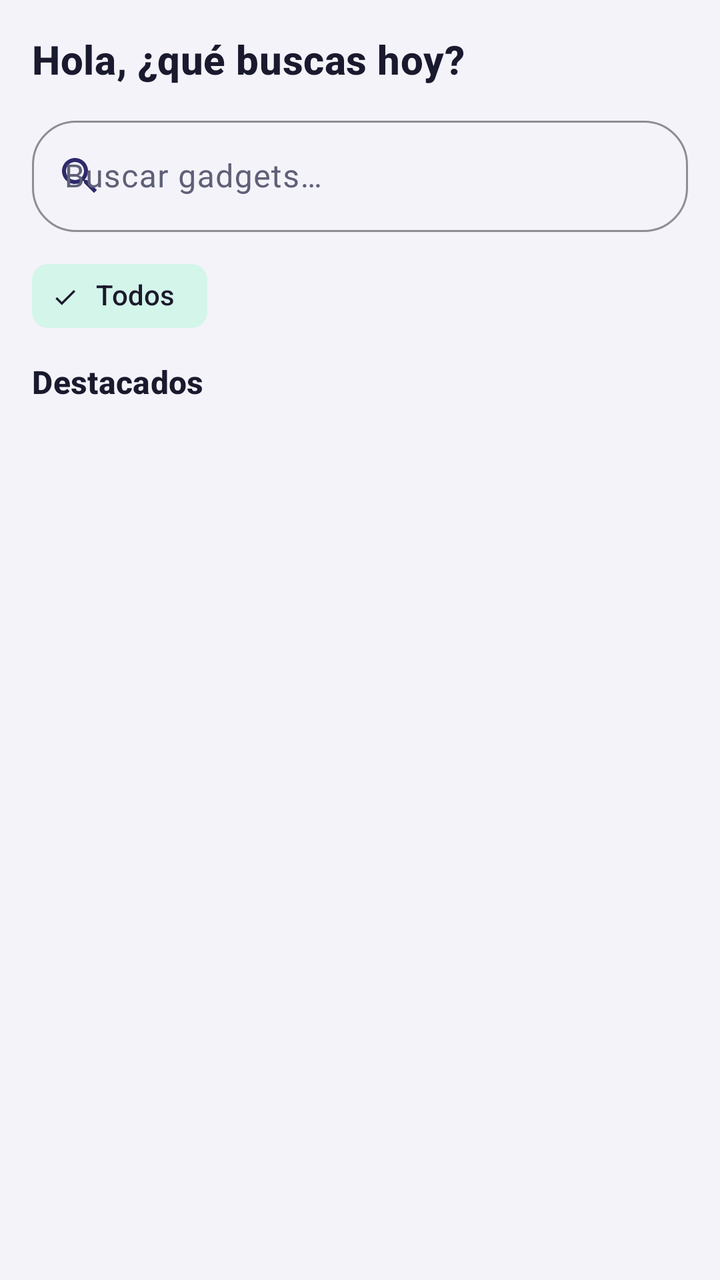
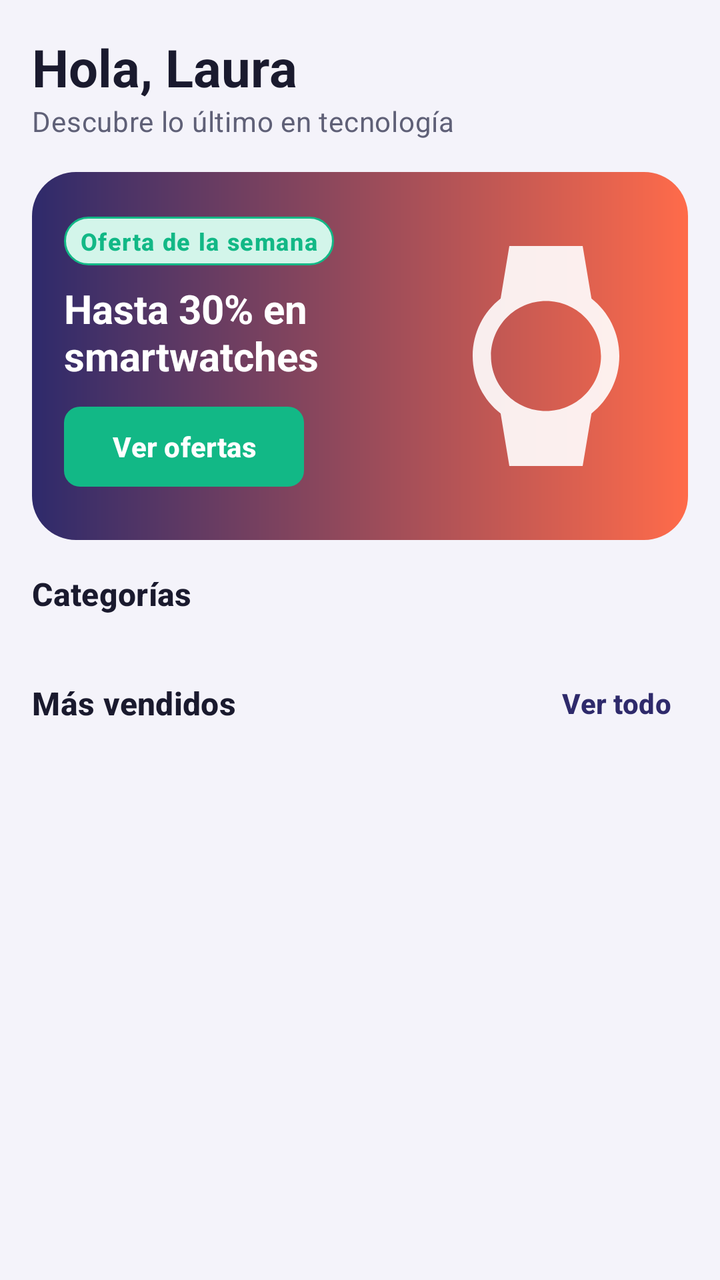

An Android layout rendered at two revisions. The XML below is the earlier revision; the diff shows what the commit changed to produce the second picture.
<!-- AndroidManifest.xml: application theme Theme.TechNova -->
<!-- res/layout/fragment_buyer_home.xml -->
<?xml version="1.0" encoding="utf-8"?>
<LinearLayout xmlns:android="http://schemas.android.com/apk/res/android"
    xmlns:app="http://schemas.android.com/apk/res-auto"
    android:layout_width="match_parent"
    android:layout_height="match_parent"
    android:orientation="vertical">

    <TextView
        style="@style/Text.TechNova.Title"
        android:layout_width="wrap_content"
        android:layout_height="wrap_content"
        android:layout_marginStart="@dimen/space_l"
        android:layout_marginTop="@dimen/space_l"
        android:text="@string/buyer_title" />

    <com.google.android.material.textfield.TextInputLayout
        android:id="@+id/tilSearch"
        android:layout_width="match_parent"
        android:layout_height="wrap_content"
        android:layout_marginStart="@dimen/space_l"
        android:layout_marginTop="@dimen/space_m"
        android:layout_marginEnd="@dimen/space_l"
        android:hint="@string/hint_search"
        app:boxCornerRadiusBottomEnd="@dimen/radius_l"
        app:boxCornerRadiusBottomStart="@dimen/radius_l"
        app:boxCornerRadiusTopEnd="@dimen/radius_l"
        app:boxCornerRadiusTopStart="@dimen/radius_l"
        app:endIconMode="clear_text"
        app:startIconDrawable="@drawable/ic_search"
        app:startIconTint="@color/tn_indigo">

        <com.google.android.material.textfield.TextInputEditText
            android:id="@+id/etSearch"
            android:layout_width="match_parent"
            android:layout_height="wrap_content"
            android:imeOptions="actionSearch"
            android:inputType="text" />
    </com.google.android.material.textfield.TextInputLayout>

    <HorizontalScrollView
        android:layout_width="match_parent"
        android:layout_height="wrap_content"
        android:layout_marginTop="@dimen/space_s"
        android:paddingStart="@dimen/space_l"
        android:paddingEnd="@dimen/space_l"
        android:clipToPadding="false"
        android:scrollbars="none">

        <com.google.android.material.chip.ChipGroup
            android:id="@+id/chipCategories"
            android:layout_width="wrap_content"
            android:layout_height="wrap_content"
            app:checkedChip="@id/chipAll"
            app:selectionRequired="true"
            app:singleLine="true"
            app:singleSelection="true">

            <com.google.android.material.chip.Chip
                android:id="@+id/chipAll"
                style="@style/Widget.Material3.Chip.Filter"
                android:layout_width="wrap_content"
                android:layout_height="wrap_content"
                android:text="@string/filter_all"
                app:chipBackgroundColor="@color/selector_chip_bg" />
        </com.google.android.material.chip.ChipGroup>
    </HorizontalScrollView>

    <TextView
        style="@style/Text.TechNova.Subtitle"
        android:layout_width="wrap_content"
        android:layout_height="wrap_content"
        android:layout_marginStart="@dimen/space_l"
        android:layout_marginTop="@dimen/space_s"
        android:text="@string/section_featured" />

    <androidx.recyclerview.widget.RecyclerView
        android:id="@+id/rvProducts"
        android:layout_width="match_parent"
        android:layout_height="match_parent"
        android:clipToPadding="false"
        android:padding="@dimen/space_m"
        app:layoutManager="androidx.recyclerview.widget.GridLayoutManager"
        app:spanCount="2" />
</LinearLayout>
<!-- resources referenced by this layout -->
<resources>
  <dimen name="space_l">16dp</dimen>
  <dimen name="space_m">12dp</dimen>
  <dimen name="space_s">8dp</dimen>
  <!-- drawable ic_search (drawable) -->
  <?xml version="1.0" encoding="utf-8"?>
  <vector xmlns:android="http://schemas.android.com/apk/res/android"
      android:width="24dp"
      android:height="24dp"
      android:viewportWidth="24"
      android:viewportHeight="24">
      <path
          android:fillColor="@color/tn_indigo"
          android:pathData="M15.5,14h-0.79l-0.28,-0.27C15.41,12.59 16,11.11 16,9.5 16,5.91 13.09,3 9.5,3S3,5.91 3,9.5 5.91,16 9.5,16c1.61,0 3.09,-0.59 4.23,-1.57l0.27,0.28v0.79l5,4.99L20.49,19l-4.99,-5zM9.5,14C7.01,14 5,11.99 5,9.5S7.01,5 9.5,5 14,7.01 14,9.5 11.99,14 9.5,14z" />
  </vector>
  <string name="buyer_title">Hola, ¿qué buscas hoy?</string>
  <string name="filter_all">Todos</string>
  <string name="hint_search">Buscar gadgets…</string>
  <string name="section_featured">Destacados</string>
  <style name="Text.TechNova.Title" parent="TextAppearance.Material3.TitleMedium">
          <item name="android:textSize">@dimen/text_title</item>
          <item name="android:textColor">@color/tn_text_primary</item>
          <item name="android:textStyle">bold</item>
      </style>
  <dimen name="radius_m">14dp</dimen>
  <!-- unchanged entries left out for length: 23 -->
</resources>

<!-- the commit's change to res/layout/fragment_buyer_home.xml (unified diff, before → after) -->
@@ -1,84 +1,136 @@
 <?xml version="1.0" encoding="utf-8"?>
-<LinearLayout xmlns:android="http://schemas.android.com/apk/res/android"
+<androidx.core.widget.NestedScrollView xmlns:android="http://schemas.android.com/apk/res/android"
     xmlns:app="http://schemas.android.com/apk/res-auto"
     android:layout_width="match_parent"
-    android:layout_height="match_parent"
-    android:orientation="vertical">
+    android:layout_height="match_parent">
 
-    <TextView
-        style="@style/Text.TechNova.Title"
-        android:layout_width="wrap_content"
-        android:layout_height="wrap_content"
-        android:layout_marginStart="@dimen/space_l"
-        android:layout_marginTop="@dimen/space_l"
-        android:text="@string/buyer_title" />
-
-    <com.google.android.material.textfield.TextInputLayout
-        android:id="@+id/tilSearch"
+    <LinearLayout
         android:layout_width="match_parent"
         android:layout_height="wrap_content"
-        android:layout_marginStart="@dimen/space_l"
-        android:layout_marginTop="@dimen/space_m"
-        android:layout_marginEnd="@dimen/space_l"
-        android:hint="@string/hint_search"
-        app:boxCornerRadiusBottomEnd="@dimen/radius_l"
-        app:boxCornerRadiusBottomStart="@dimen/radius_l"
-        app:boxCornerRadiusTopEnd="@dimen/radius_l"
-        app:boxCornerRadiusTopStart="@dimen/radius_l"
-        app:endIconMode="clear_text"
-        app:startIconDrawable="@drawable/ic_search"
-        app:startIconTint="@color/tn_indigo">
+        android:orientation="vertical"
+        android:paddingTop="@dimen/space_l"
+        android:paddingBottom="@dimen/space_xl">
 
-        <com.google.android.material.textfield.TextInputEditText
-            android:id="@+id/etSearch"
+        <TextView
+            style="@style/Text.TechNova.Headline"
+            android:layout_width="wrap_content"
+            android:layout_height="wrap_content"
+            android:layout_marginStart="@dimen/space_l"
+            android:text="@string/home_greeting" />
+
+        <TextView
+            style="@style/Text.TechNova.Body"
+            android:layout_width="wrap_content"
+            android:layout_height="wrap_content"
+            android:layout_marginStart="@dimen/space_l"
+            android:text="@string/home_subtitle" />
+
+        
+        <FrameLayout
+            android:layout_width="match_parent"
+            android:layout_height="@dimen/promo_height"
+            android:layout_marginStart="@dimen/space_l"
+            android:layout_marginTop="@dimen/space_l"
+            android:layout_marginEnd="@dimen/space_l"
+            android:background="@drawable/bg_promo">
+
+            <ImageView
+                android:layout_width="@dimen/product_image_grid"
+                android:layout_height="@dimen/product_image_grid"
+                android:layout_gravity="end|center_vertical"
+                android:layout_marginEnd="@dimen/space_l"
+                android:alpha="0.9"
+                android:importantForAccessibility="no"
+                android:src="@drawable/ic_watch"
+                app:tint="@color/tn_white" />
+
+            <LinearLayout
+                android:layout_width="wrap_content"
+                android:layout_height="match_parent"
+                android:gravity="center_vertical"
+                android:orientation="vertical"
+                android:padding="@dimen/space_l">
+
+                <TextView
+                    style="@style/Text.TechNova.Badge"
+                    android:layout_width="wrap_content"
+                    android:layout_height="wrap_content"
+                    android:background="@drawable/bg_badge_ok"
+                    android:text="@string/promo_tag"
+                    android:textColor="@color/tn_status_ok" />
+
+                <TextView
+                    android:layout_width="wrap_content"
+                    android:layout_height="wrap_content"
+                    android:layout_marginTop="@dimen/space_s"
+                    android:maxWidth="@dimen/product_image_detail"
+                    android:text="@string/promo_title"
+                    android:textColor="@color/tn_white"
+                    android:textSize="@dimen/text_title"
+                    android:textStyle="bold" />
+
+                <com.google.android.material.button.MaterialButton
+                    android:id="@+id/btnPromo"
+                    style="@style/Widget.TechNova.Button.Small"
+                    android:layout_width="wrap_content"
+                    android:layout_height="wrap_content"
+                    android:layout_marginTop="@dimen/space_s"
+                    android:text="@string/promo_button"
+                    app:backgroundTint="@color/tn_mint" />
+            </LinearLayout>
+        </FrameLayout>
+
+        <TextView
+            style="@style/Text.TechNova.Subtitle"
+            android:layout_width="wrap_content"
+            android:layout_height="wrap_content"
+            android:layout_marginStart="@dimen/space_l"
+            android:layout_marginTop="@dimen/space_l"
+            android:text="@string/section_categories" />
+
+        <androidx.recyclerview.widget.RecyclerView
+            android:id="@+id/rvCategories"
             android:layout_width="match_parent"
             android:layout_height="wrap_content"
-            android:imeOptions="actionSearch"
-            android:inputType="text" />
-    </com.google.android.material.textfield.TextInputLayout>
+            android:layout_marginTop="@dimen/space_s"
+            android:clipToPadding="false"
+            android:orientation="horizontal"
+            android:paddingStart="@dimen/space_m"
+            android:paddingEnd="@dimen/space_m"
+            app:layoutManager="androidx.recyclerview.widget.LinearLayoutManager" />
 
-    <HorizontalScrollView
-        android:layout_width="match_parent"
-        android:layout_height="wrap_content"
-        android:layout_marginTop="@dimen/space_s"
-        android:paddingStart="@dimen/space_l"
-        android:paddingEnd="@dimen/space_l"
-        android:clipToPadding="false"
-        android:scrollbars="none">
+        <LinearLayout
+            android:layout_width="match_parent"
+            android:layout_height="wrap_content"
+            android:layout_marginStart="@dimen/space_l"
+            android:layout_marginTop="@dimen/space_m"
+            android:layout_marginEnd="@dimen/space_s"
+            android:gravity="center_vertical"
+            android:orientation="horizontal">
 
-        <com.google.android.material.chip.ChipGroup
-            android:id="@+id/chipCategories"
-            android:layout_width="wrap_content"
-            android:layout_height="wrap_content"
-            app:checkedChip="@id/chipAll"
-            app:selectionRequired="true"
-            app:singleLine="true"
-            app:singleSelection="true">
+            <TextView
+                style="@style/Text.TechNova.Subtitle"
+                android:layout_width="0dp"
+                android:layout_height="wrap_content"
+                android:layout_weight="1"
+                android:text="@string/section_best_sellers" />
 
-            <com.google.android.material.chip.Chip
-                android:id="@+id/chipAll"
-                style="@style/Widget.Material3.Chip.Filter"
+            <com.google.android.material.button.MaterialButton
+                android:id="@+id/btnSeeAll"
+                style="@style/Widget.TechNova.Button.Text"
                 android:layout_width="wrap_content"
                 android:layout_height="wrap_content"
-                android:text="@string/filter_all"
-                app:chipBackgroundColor="@color/selector_chip_bg" />
-        </com.google.android.material.chip.ChipGroup>
-    </HorizontalScrollView>
+                android:text="@string/btn_see_all" />
+        </LinearLayout>
 
-    <TextView
-        style="@style/Text.TechNova.Subtitle"
-        android:layout_width="wrap_content"
-        android:layout_height="wrap_content"
-        android:layout_marginStart="@dimen/space_l"
-        android:layout_marginTop="@dimen/space_s"
-        android:text="@string/section_featured" />
-
-    <androidx.recyclerview.widget.RecyclerView
-        android:id="@+id/rvProducts"
-        android:layout_width="match_parent"
-        android:layout_height="match_parent"
-        android:clipToPadding="false"
-        android:padding="@dimen/space_m"
-        app:layoutManager="androidx.recyclerview.widget.GridLayoutManager"
-        app:spanCount="2" />
-</LinearLayout>
+        <androidx.recyclerview.widget.RecyclerView
+            android:id="@+id/rvBestSellers"
+            android:layout_width="match_parent"
+            android:layout_height="wrap_content"
+            android:clipToPadding="false"
+            android:orientation="horizontal"
+            android:paddingStart="@dimen/space_m"
+            android:paddingEnd="@dimen/space_m"
+            app:layoutManager="androidx.recyclerview.widget.LinearLayoutManager" />
+    </LinearLayout>
+</androidx.core.widget.NestedScrollView>
<!-- resource entries referenced after the edit -->
@@ -1,9 +1,30 @@
 <!-- resources referenced by this layout -->
 <resources>
+  <color name="tn_status_ok">#12B886</color>
+  <dimen name="product_image_detail">240dp</dimen>
+  <dimen name="product_image_grid">110dp</dimen>
+  <dimen name="promo_height">184dp</dimen>
   <dimen name="space_l">16dp</dimen>
   <dimen name="space_m">12dp</dimen>
   <dimen name="space_s">8dp</dimen>
-  <!-- drawable ic_search (drawable) -->
+  <dimen name="space_xl">24dp</dimen>
+  <!-- drawable bg_badge_ok (drawable) -->
+  <?xml version="1.0" encoding="utf-8"?>
+  <shape xmlns:android="http://schemas.android.com/apk/res/android" android:shape="rectangle">
+      <solid android:color="@color/tn_mint_light" />
+      <corners android:radius="@dimen/radius_l" />
+      <stroke android:width="@dimen/stroke_width" android:color="@color/tn_status_ok" />
+  </shape>
+  <!-- drawable bg_promo (drawable) -->
+  <?xml version="1.0" encoding="utf-8"?>
+  <shape xmlns:android="http://schemas.android.com/apk/res/android" android:shape="rectangle">
+      <gradient
+          android:angle="0"
+          android:endColor="@color/tn_coral"
+          android:startColor="@color/tn_indigo" />
+      <corners android:radius="@dimen/radius_l" />
+  </shape>
+  <!-- drawable ic_watch (drawable) -->
   <?xml version="1.0" encoding="utf-8"?>
   <vector xmlns:android="http://schemas.android.com/apk/res/android"
       android:width="24dp"
@@ -12,17 +33,51 @@
       android:viewportHeight="24">
       <path
           android:fillColor="@color/tn_indigo"
-          android:pathData="M15.5,14h-0.79l-0.28,-0.27C15.41,12.59 16,11.11 16,9.5 16,5.91 13.09,3 9.5,3S3,5.91 3,9.5 5.91,16 9.5,16c1.61,0 3.09,-0.59 4.23,-1.57l0.27,0.28v0.79l5,4.99L20.49,19l-4.99,-5zM9.5,14C7.01,14 5,11.99 5,9.5S7.01,5 9.5,5 14,7.01 14,9.5 11.99,14 9.5,14z" />
+          android:pathData="M20,12c0,-2.54 -1.19,-4.81 -3.04,-6.27L16,0H8l-0.95,5.73C5.19,7.19 4,9.45 4,12s1.19,4.81 3.05,6.27L8,24h8l0.96,-5.73C18.81,16.81 20,14.54 20,12zM6,12c0,-3.31 2.69,-6 6,-6s6,2.69 6,6 -2.69,6 -6,6 -6,-2.69 -6,-6z" />
   </vector>
-  <string name="buyer_title">Hola, ¿qué buscas hoy?</string>
-  <string name="filter_all">Todos</string>
-  <string name="hint_search">Buscar gadgets…</string>
-  <string name="section_featured">Destacados</string>
-  <style name="Text.TechNova.Title" parent="TextAppearance.Material3.TitleMedium">
-          <item name="android:textSize">@dimen/text_title</item>
+  <string name="btn_see_all">Ver todo</string>
+  <string name="home_greeting">Hola, Laura</string>
+  <string name="home_subtitle">Descubre lo último en tecnología</string>
+  <string name="promo_button">Ver ofertas</string>
+  <string name="promo_tag">Oferta de la semana</string>
+  <string name="promo_title">Hasta 30% en smartwatches</string>
+  <string name="section_best_sellers">Más vendidos</string>
+  <string name="section_categories">Categorías</string>
+  <style name="Text.TechNova.Badge" parent="TextAppearance.Material3.LabelSmall">
+          <item name="android:textSize">@dimen/text_caption</item>
+          <item name="android:textStyle">bold</item>
+          <item name="android:paddingStart">@dimen/space_s</item>
+          <item name="android:paddingEnd">@dimen/space_s</item>
+          <item name="android:paddingTop">@dimen/space_xs</item>
+          <item name="android:paddingBottom">@dimen/space_xs</item>
+      </style>
+  <style name="Text.TechNova.Body" parent="TextAppearance.Material3.BodyMedium">
+          <item name="android:textSize">@dimen/text_body</item>
+          <item name="android:textColor">@color/tn_text_secondary</item>
+      </style>
+  <style name="Text.TechNova.Headline" parent="TextAppearance.Material3.HeadlineSmall">
+          <item name="android:textSize">@dimen/text_headline</item>
           <item name="android:textColor">@color/tn_text_primary</item>
           <item name="android:textStyle">bold</item>
       </style>
+  <style name="Widget.TechNova.Button.Small">
+          <item name="android:minHeight">@dimen/touch_min</item>
+          <item name="android:textSize">@dimen/text_body</item>
+          <item name="cornerRadius">@dimen/radius_s</item>
+      </style>
+  <style name="Widget.TechNova.Button.Text" parent="Widget.Material3.Button.TextButton">
+          <item name="android:minHeight">@dimen/touch_min</item>
+          <item name="android:textColor">@color/tn_indigo</item>
+          <item name="android:textAllCaps">false</item>
+          <item name="android:textSize">@dimen/text_body</item>
+      </style>
+  <dimen name="stroke_width">1dp</dimen>
+  <dimen name="text_caption">12sp</dimen>
+  <dimen name="space_xs">4dp</dimen>
+  <dimen name="text_body">14sp</dimen>
+  <dimen name="text_headline">26sp</dimen>
+  <dimen name="touch_min">48dp</dimen>
+  <dimen name="radius_s">8dp</dimen>
   <dimen name="radius_m">14dp</dimen>
   <!-- unchanged entries left out for length: 23 -->
 </resources>
